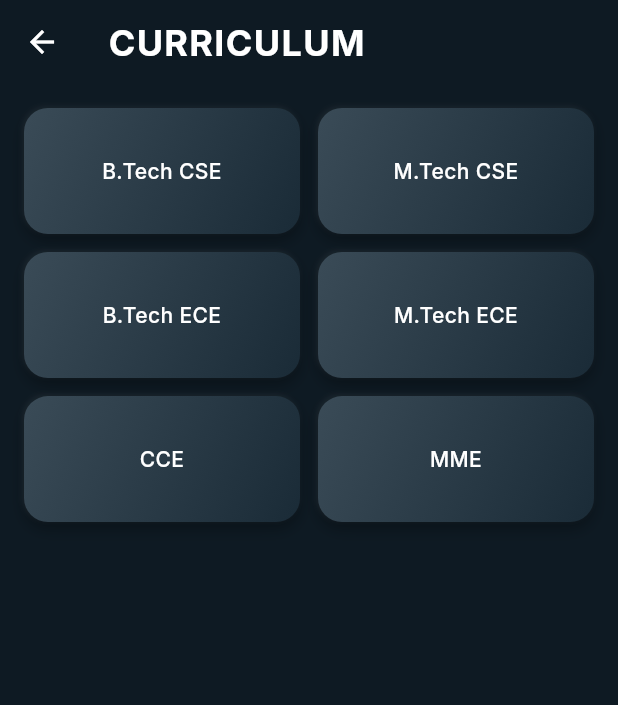
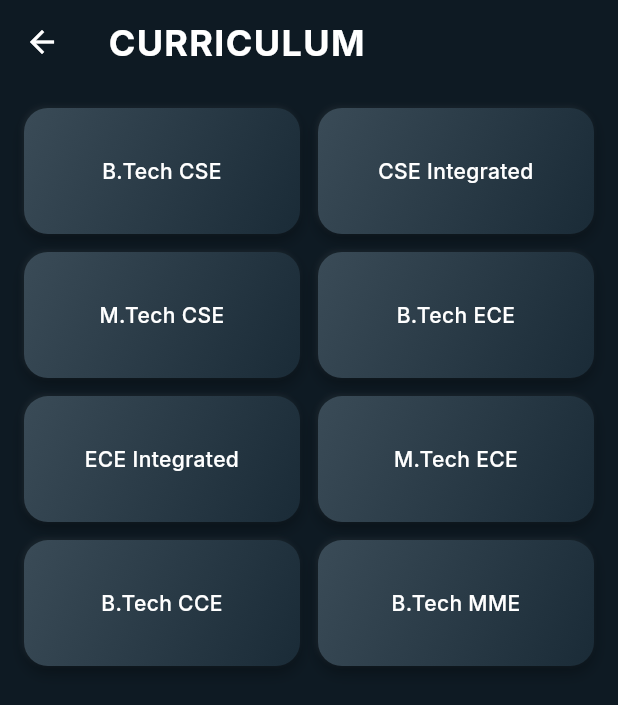
Before and after one commit to ZenithRizz/ccell, a Flutter app: the CurriculumPage screen opened directly, on a phone screen of 412 x 824 dp. Shown: the top 705 px of the screen. Run offline on Flutter 3.47's test engine with Material 3 defaults, Android fonts, the phone set to English and light mode, and no system bars; our stand-ins replace dio, firebase_auth, firebase_core, firebase_messaging, flutter_local_notifications, flutter_screenutil and 6 more; missing offline and left inert: pwa_install, syncfusion_flutter_pdfviewer; accounts and stored records are empty.

Commit message:
minor changes

```diff
--- a/lib/pages/curriculum.dart
+++ b/lib/pages/curriculum.dart
@@ -28,12 +28,14 @@ class CurriculumPage extends StatelessWidget {
             crossAxisAlignment: CrossAxisAlignment.start,
             children: [
               _buildButtonGrid(context, [
-                _ButtonData('B.Tech CSE', 'https://raw.githubusercontent.com/ccell2026/ccell/master/assets/pdfs/acadsmap/cse.pdf'),
-                _ButtonData('M.Tech CSE', 'https://raw.githubusercontent.com/ccell2026/ccell/master/assets/pdfs/mtech_cse.pdf'),
-                _ButtonData('B.Tech ECE', 'https://raw.githubusercontent.com/ccell2026/ccell/master/assets/pdfs/btech_ece.pdf'),
-                _ButtonData('M.Tech ECE', 'https://raw.githubusercontent.com/ccell2026/ccell/master/assets/pdfs/mtech_ece.pdf'),
-                _ButtonData('CCE', 'https://raw.githubusercontent.com/ccell2026/ccell/master/assets/pdfs/cce.pdf'),
-                _ButtonData('MME', 'https://raw.githubusercontent.com/ccell2026/ccell/master/assets/pdfs/mme.pdf'),
+                _ButtonData('B.Tech CSE', 'https://raw.githubusercontent.com/ccell2026/ccell/master/assets/pdfs/curriculum/cse.pdf'),
+                _ButtonData('CSE Integrated', 'https://raw.githubusercontent.com/ccell2026/ccell/master/assets/pdfs/curriculum/cse_integrated.pdf'),
+                _ButtonData('M.Tech CSE', 'https://raw.githubusercontent.com/ccell2026/ccell/master/assets/pdfs/curriculum/mtech_cse.pdf'),
+                _ButtonData('B.Tech ECE', 'https://raw.githubusercontent.com/ccell2026/ccell/master/assets/pdfs/curriculum/ece.pdf'),
+                _ButtonData('ECE Integrated', 'https://raw.githubusercontent.com/ccell2026/ccell/master/assets/pdfs/curriculum/cse_int.pdf'),
+                _ButtonData('M.Tech ECE', 'https://raw.githubusercontent.com/ccell2026/ccell/master/assets/pdfs/curriculum/mtec_ece.pdf'),
+                _ButtonData('B.Tech CCE', 'https://raw.githubusercontent.com/ccell2026/ccell/master/assets/pdfs/curriculum/cce.pdf'),
+                _ButtonData('B.Tech MME', 'https://raw.githubusercontent.com/ccell2026/ccell/master/assets/pdfs/curriculum/mme.pdf'),
               ]),
             ],
           ),
```
